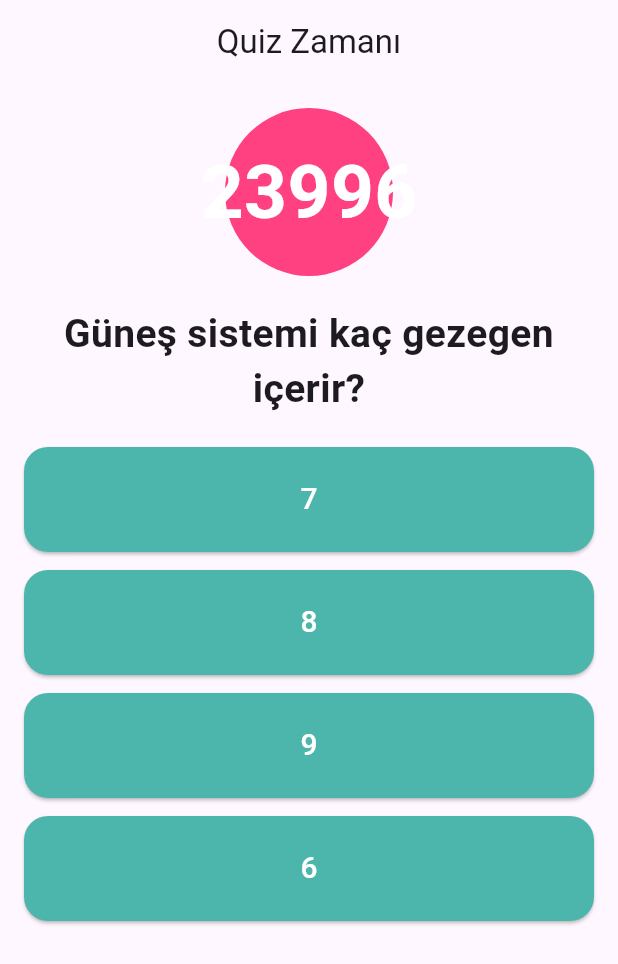
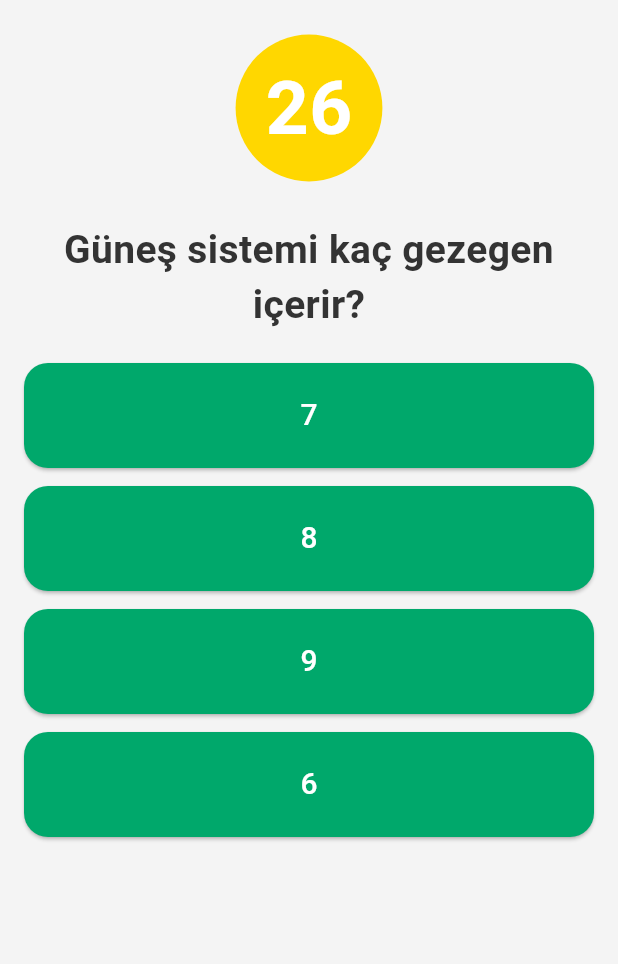
Before and after one commit to elifnurdemir/hi_kod_5proje, a Flutter app: the QuizPage screen opened directly, after a tap on "10", after a tap on "Ankara", on a phone screen of 412 x 824 dp. Shown: the top 964 px of the screen. Run offline on Flutter 3.47's test engine with Material 3 defaults, Android fonts, the light colour scheme and no system bars; our stand-ins replace confetti, curved_navigation_bar; network calls fail.

Commit message:
quiz sayfası eklendi

```diff
--- a/lib/features/quiz/screens/main_quiz.dart
+++ b/lib/features/quiz/screens/main_quiz.dart
@@ -1,5 +1,6 @@
 import 'dart:async';
 import 'package:flutter/material.dart';
+import 'package:confetti/confetti.dart';
 
 void main() {
   runApp(const QuizApp());
@@ -25,8 +26,9 @@ class QuizPage extends StatefulWidget {
 class _QuizPageState extends State<QuizPage> {
   int currentQuestionIndex = 0;
   int score = 0;
-  int timer = 24000; // Başlangıçta 30 saniye
+  int timer = 30; // Başlangıçta 30 saniye
   late Timer countdownTimer; // Timer için bir değişken
+  late ConfettiController _confettiController; // Konfeti kontrolcüsü
 
   final List<Map<String, dynamic>> questions = [
     {
@@ -45,6 +47,20 @@ class _QuizPageState extends State<QuizPage> {
       'answer': '8',
     },
   ];
+
+  @override
+  void initState() {
+    super.initState();
+    startTimer(); // Başlangıçta zamanlayıcıyı başlat
+    _confettiController = ConfettiController(duration: const Duration(seconds: 5)); // Konfeti kontrolcüsünü başlat
+  }
+
+  @override
+  void dispose() {
+    countdownTimer.cancel(); // Timer'ı durdurmayı unutma
+    _confettiController.dispose(); // Konfeti kontrolcüsünü temizle
+    super.dispose();
+  }
 
   void startTimer() {
     countdownTimer = Timer.periodic(const Duration(seconds: 1), (timer) {
@@ -89,6 +105,9 @@ class _QuizPageState extends State<QuizPage> {
         currentQuestionIndex++;
       });
     } else {
+      if (score == questions.length) {
+        _confettiController.play(); // Tüm cevaplar doğruysa konfeti patlat
+      }
       showDialog(
         context: context,
         builder: (context) => AlertDialog(
@@ -118,36 +137,22 @@ class _QuizPageState extends State<QuizPage> {
   }
 
   @override
-  void initState() {
-    super.initState();
-    startTimer(); // Başlangıçta zamanlayıcıyı başlat
-  }
-
-  @override
-  void dispose() {
-    countdownTimer.cancel(); // Timer'ı durdurmayı unutma
-    super.dispose();
-  }
-
-  @override
   Widget build(BuildContext context) {
     return Scaffold(
-      appBar: AppBar(
-        title: const Text('Quiz Zamanı'),
-        centerTitle: true,
-        backgroundColor: ,
-      ),
-      body: Padding(
+      backgroundColor: const Color(0xFFF4F4F4), // Arka plan rengi
+      body: Stack(
+        children: [
+          Padding(
             padding: const EdgeInsets.all(16.0),
             child: Column(
               crossAxisAlignment: CrossAxisAlignment.stretch,
               children: [
-            // Timer'ı dairenin içinde gösterelim
+                // Timer'ı üstte gösterelim
                 Center(
                   child: Container(
                     decoration: BoxDecoration(
                       shape: BoxShape.circle,
-                  color: Colors.pinkAccent,
+                      color: const Color(0xFFFFD700), // Timer dairesi rengi (Altın Sarısı)
                     ),
                     padding: const EdgeInsets.all(20),
                     child: Text(
@@ -163,7 +168,11 @@ class _QuizPageState extends State<QuizPage> {
                 const SizedBox(height: 20),
                 Text(
                   questions[currentQuestionIndex]['question'],
-              style: const TextStyle(fontSize: 26, fontWeight: FontWeight.bold),
+                  style: const TextStyle(
+                    fontSize: 26,
+                    fontWeight: FontWeight.bold,
+                    color: Color(0xFF333333), // Metin rengi (Koyu Gri)
+                  ),
                   textAlign: TextAlign.center,
                 ),
                 const SizedBox(height: 20),
@@ -172,10 +181,12 @@ class _QuizPageState extends State<QuizPage> {
                     padding: const EdgeInsets.only(bottom: 12.0),
                     child: ElevatedButton(
                       onPressed: () => checkAnswer(option),
-                  child: Text(option, style: const TextStyle(fontSize: 20)),
+                      child: Text(
+                        option,
+                        style: const TextStyle(fontSize: 20, color: Colors.white),
+                      ),
                       style: ElevatedButton.styleFrom(
-                    backgroundColor: Colors.teal.shade300,
-                    foregroundColor: Colors.white,
+                        backgroundColor: const Color(0xFF00A86B), // Buton arka plan rengi (Yeşil)
                         shape: RoundedRectangleBorder(
                           borderRadius: BorderRadius.circular(16),
                         ),
@@ -188,6 +199,24 @@ class _QuizPageState extends State<QuizPage> {
               ],
             ),
           ),
+          // Konfeti efekti
+          Align(
+            alignment: Alignment.topCenter,
+            child: ConfettiWidget(
+              confettiController: _confettiController,
+              blastDirectionality: BlastDirectionality.explosive, // Her yöne patlama
+              shouldLoop: false, // Tek seferlik patlama
+              colors: const [
+                Colors.green,
+                Colors.blue,
+                Colors.pink,
+                Colors.orange,
+                Colors.purple,
+              ], // Konfeti renkleri
+            ),
+          ),
+        ],
+      ),
     );
   }
 }
--- a/pubspec.yaml
+++ b/pubspec.yaml
@@ -28,6 +28,9 @@ environment:
 # the latest version available on pub.dev. To see which dependencies have newer
 # versions available, run `flutter pub outdated`.
 dependencies:
+
+  confetti: ^0.6.0
+
   flutter:
     sdk: flutter
 
```
Also changed, not shown: pubspec.lock. Lines whose indentation alone changed are shown as unchanged.
